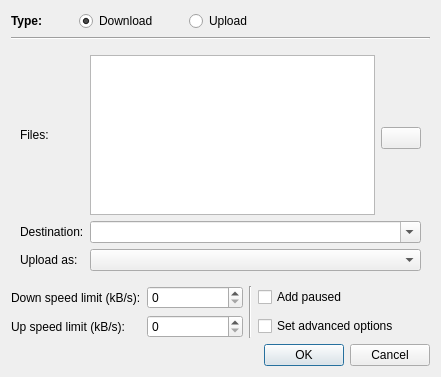
Old version of the form NewTransferDlg.ui in the repository LubosD/fatrat.
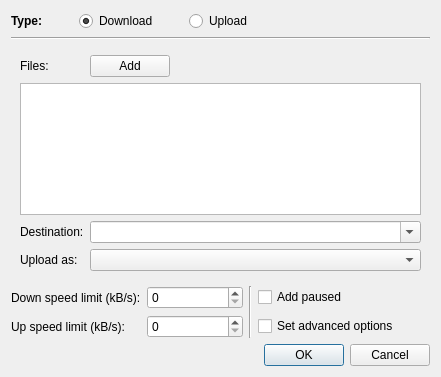
New version of the form. The open tabs and pages were chosen to show the change. Icons and pictures are not drawn.

```diff
--- a/NewTransferDlg.ui
+++ b/NewTransferDlg.ui
@@ -80,7 +80,7 @@
          </property>
         </widget>
        </item>
-       <item row="0" column="1" colspan="2" >
+       <item row="1" column="0" colspan="3" >
         <widget class="QTextEdit" name="textURIs" >
          <property name="sizePolicy" >
           <sizepolicy vsizetype="Expanding" hsizetype="MinimumExpanding" >
@@ -93,7 +93,7 @@
          </property>
         </widget>
        </item>
-       <item row="1" column="0" >
+       <item row="2" column="0" >
         <widget class="QLabel" name="label_13" >
          <property name="sizePolicy" >
           <sizepolicy vsizetype="Preferred" hsizetype="Minimum" >
@@ -106,7 +106,7 @@
          </property>
         </widget>
        </item>
-       <item row="1" column="1" >
+       <item row="2" column="1" >
         <widget class="QComboBox" name="comboDestination" >
          <property name="sizePolicy" >
           <sizepolicy vsizetype="Fixed" hsizetype="MinimumExpanding" >
@@ -119,14 +119,14 @@
          </property>
         </widget>
        </item>
-       <item row="1" column="2" >
+       <item row="2" column="2" >
         <widget class="QToolButton" name="toolBrowse" >
          <property name="text" >
           <string>...</string>
          </property>
         </widget>
        </item>
-       <item row="2" column="0" >
+       <item row="3" column="0" >
         <widget class="QLabel" name="label_14" >
          <property name="sizePolicy" >
           <sizepolicy vsizetype="Preferred" hsizetype="Minimum" >
@@ -139,7 +139,7 @@
          </property>
         </widget>
        </item>
-       <item row="2" column="1" colspan="2" >
+       <item row="3" column="1" colspan="2" >
         <widget class="QComboBox" name="comboClass" >
          <property name="sizePolicy" >
           <sizepolicy vsizetype="Fixed" hsizetype="MinimumExpanding" >
@@ -153,34 +153,14 @@
      </widget>
      <widget class="QWidget" name="page_6" >
       <layout class="QGridLayout" >
-       <item rowspan="3" row="0" column="0" >
+       <item row="0" column="0" >
         <widget class="QLabel" name="label_15" >
          <property name="text" >
           <string>Files:</string>
          </property>
         </widget>
        </item>
-       <item rowspan="3" row="0" column="1" >
-        <widget class="QTextEdit" name="textFiles" >
-         <property name="acceptRichText" >
-          <bool>false</bool>
-         </property>
-        </widget>
-       </item>
-       <item row="0" column="2" >
-        <spacer>
-         <property name="orientation" >
-          <enum>Qt::Vertical</enum>
-         </property>
-         <property name="sizeHint" >
-          <size>
-           <width>30</width>
-           <height>78</height>
-          </size>
-         </property>
-        </spacer>
-       </item>
-       <item row="1" column="2" >
+       <item row="0" column="1" >
         <widget class="QPushButton" name="pushAddFiles" >
          <property name="sizePolicy" >
           <sizepolicy vsizetype="Minimum" hsizetype="Minimum" >
@@ -188,46 +168,56 @@
            <verstretch>0</verstretch>
           </sizepolicy>
          </property>
+         <property name="text" >
+          <string>Add</string>
+         </property>
          <property name="icon" >
           <iconset resource="gfx/resources.qrc" >:/menu/add.png</iconset>
          </property>
         </widget>
        </item>
-       <item row="2" column="2" >
+       <item row="0" column="2" >
         <spacer>
          <property name="orientation" >
-          <enum>Qt::Vertical</enum>
+          <enum>Qt::Horizontal</enum>
          </property>
          <property name="sizeHint" >
           <size>
-           <width>30</width>
-           <height>78</height>
+           <width>40</width>
+           <height>20</height>
           </size>
          </property>
         </spacer>
        </item>
-       <item row="3" column="0" >
+       <item row="1" column="0" colspan="3" >
+        <widget class="QTextEdit" name="textFiles" >
+         <property name="acceptRichText" >
+          <bool>false</bool>
+         </property>
+        </widget>
+       </item>
+       <item row="2" column="0" >
         <widget class="QLabel" name="label_16" >
          <property name="text" >
           <string>Destination:</string>
          </property>
         </widget>
        </item>
-       <item row="3" column="1" colspan="2" >
+       <item row="2" column="1" colspan="2" >
         <widget class="QComboBox" name="comboDestination2" >
          <property name="editable" >
           <bool>true</bool>
          </property>
         </widget>
        </item>
-       <item row="4" column="0" >
+       <item row="3" column="0" >
         <widget class="QLabel" name="label_17" >
          <property name="text" >
           <string>Upload as:</string>
          </property>
         </widget>
        </item>
-       <item row="4" column="1" colspan="2" >
+       <item row="3" column="1" colspan="2" >
         <widget class="QComboBox" name="comboClass2" />
        </item>
       </layout>
```
